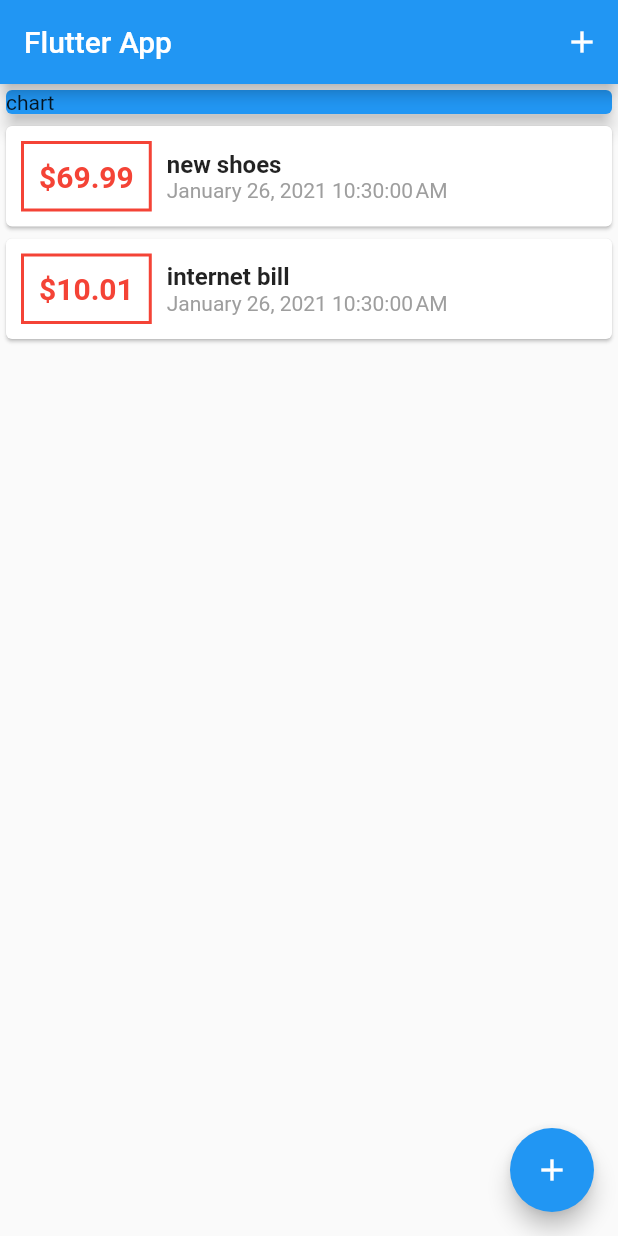
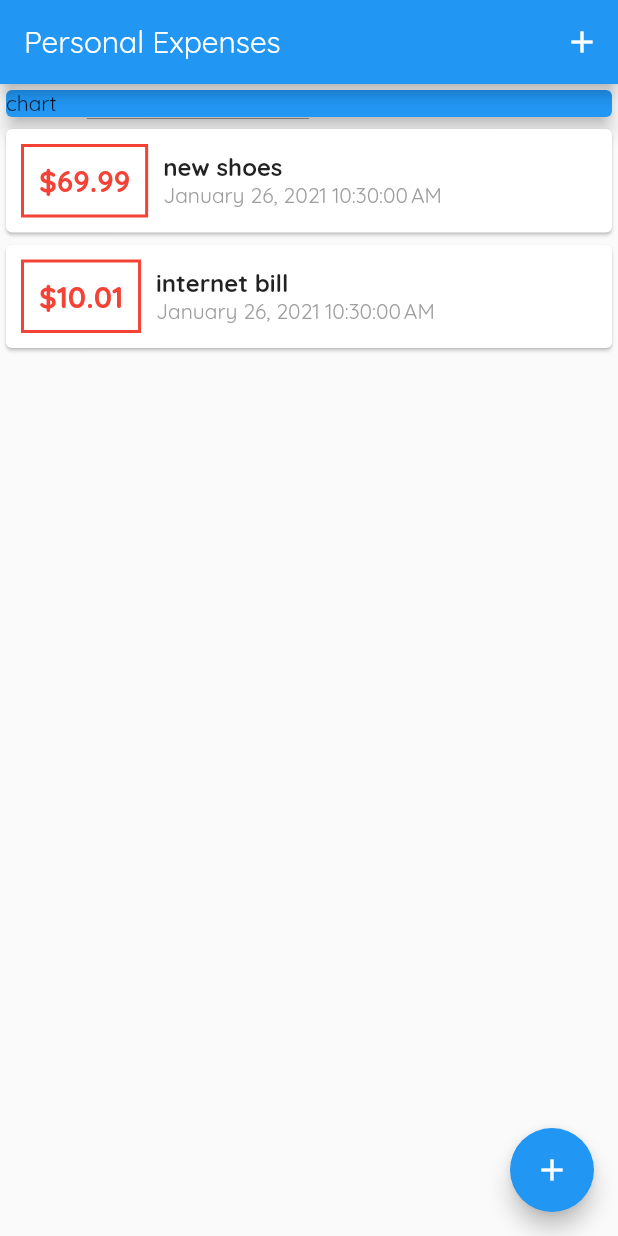
Before and after one commit to fiend361/flutter-personal-expenses-app, a Flutter app: the screen it shows after launch, on a phone screen of 412 x 824 dp. Run offline on Flutter 3.47's test engine with Material 2 defaults, Android fonts, the phone set to English and light mode, and no system bars.

Commit message:
updated text theme

```diff
--- a/lib/main.dart
+++ b/lib/main.dart
@@ -2,7 +2,7 @@ import 'package:flutter/gestures.dart';
 import 'package:flutter/material.dart';
 import './widgets/new_transaction.dart';
 import './widgets/transaction_list.dart';
-import 'models/transaction.dart';
+import './models/transaction.dart';
 
 void main() {
   runApp(MyApp());
@@ -13,9 +13,10 @@ class MyApp extends StatelessWidget {
   @override
   Widget build(BuildContext context) {
     return MaterialApp(
-      title: 'Flutter Demo',
+      title: 'Personal Expenses',
       theme: ThemeData(
         primarySwatch: Colors.blue,
+        fontFamily: 'Quicksand',
       ),
       home: MyHomePage(),
     );
@@ -73,7 +74,7 @@ class _MyHomePageState extends State<MyHomePage> {
   Widget build(BuildContext context) {
     return Scaffold(
       appBar: AppBar(
-        title: Text('Flutter App'),
+        title: Text('Personal Expenses'),
         actions: <Widget>[
           IconButton(
             icon: Icon(Icons.add),
```
Also changed, not shown: pubspec.yaml (+11 -11 lines), assets/fonts/OpenSans-Bold.ttf (added), assets/fonts/OpenSans-Regular.ttf (added), assets/fonts/Quicksand-Bold.ttf (added), assets/fonts/Quicksand-Light.ttf (added), assets/fonts/Quicksand-Medium.ttf (added), assets/fonts/Quicksand-Regular.ttf (added).
